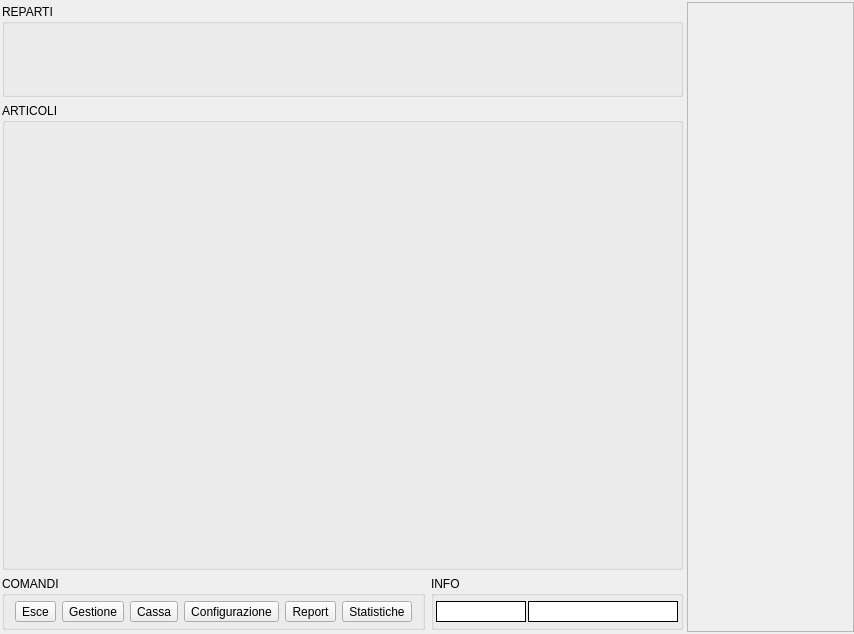
Old version of the form src/mainwindow.ui in the repository mtonin/gestcassa.
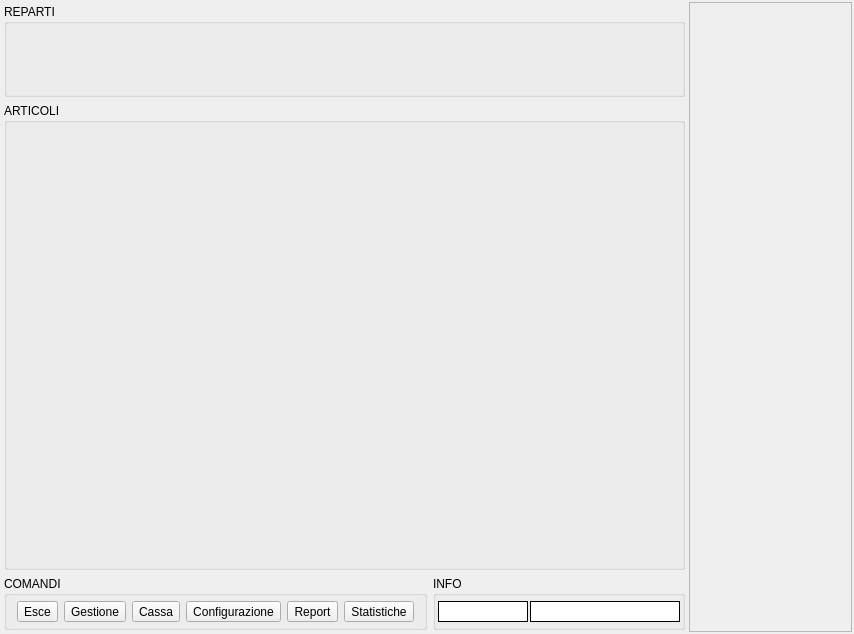
New version of the form. Icons and pictures are not drawn.

Patch:
```diff
--- a/src/mainwindow.ui
+++ b/src/mainwindow.ui
@@ -34,16 +34,7 @@
     <property name="spacing">
      <number>2</number>
     </property>
-    <property name="leftMargin">
-     <number>0</number>
-    </property>
-    <property name="topMargin">
-     <number>2</number>
-    </property>
-    <property name="rightMargin">
-     <number>0</number>
-    </property>
-    <property name="bottomMargin">
+    <property name="margin">
      <number>2</number>
     </property>
     <item>
```
